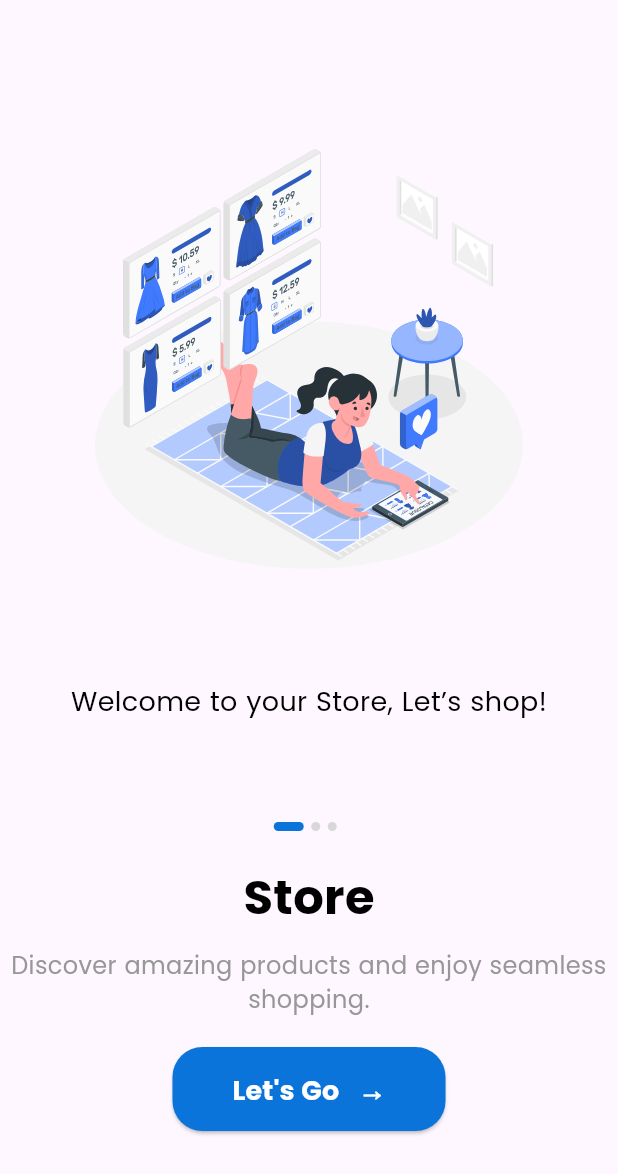
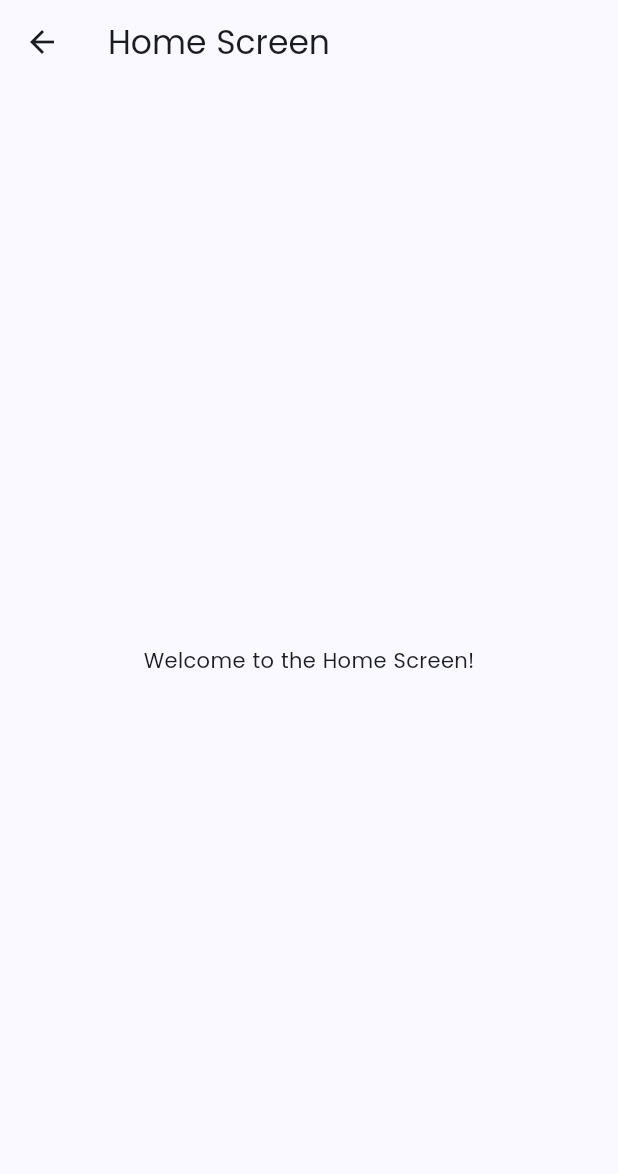
Before and after one commit to 920anish/store, a Flutter app: the screen it shows after launch, after a tap on an icon or button, on a phone screen of 412 x 824 dp. Shown: the top 1174 px of the screen. Run offline on Flutter 3.47's test engine with Material 3 defaults, Android fonts, the phone set to English and light mode, and no system bars; our stand-ins replace flutter_svg.

Commit message:
added routes

```diff
--- a/lib/main.dart
+++ b/lib/main.dart
@@ -1,5 +1,7 @@
 import 'package:flutter/material.dart';
-import 'package:store/screens/welcome/welcome_screen.dart';
+import 'package:store/k.dart';
+import 'routes.dart';
+
 
 void main() {
   runApp(const MyApp());
@@ -8,18 +10,18 @@ void main() {
 class MyApp extends StatelessWidget {
   const MyApp({super.key});
 
-  // This widget is the root of your application.
   @override
   Widget build(BuildContext context) {
     return MaterialApp(
-     debugShowCheckedModeBanner: false,
+      debugShowCheckedModeBanner: false,
       title: 'Store',
       theme: ThemeData(
         fontFamily: 'Poppins',
-        colorScheme: ColorScheme.fromSeed(seedColor: Colors.deepPurple),
+        colorScheme: ColorScheme.fromSeed(seedColor: kPrimaryLightColor),
         useMaterial3: true,
       ),
-      home: const WelcomeScreen(),
+      initialRoute: AppRoutes.welcome,
+      onGenerateRoute: AppRoutes.generateRoute,
     );
   }
 }
--- /dev/null
+++ b/lib/routes.dart
@@ -0,0 +1,20 @@
+// lib/routes.dart
+import 'package:flutter/material.dart';
+import 'screens/welcome/welcome_screen.dart';
+import 'screens/home/home_screen.dart';
+
+class AppRoutes {
+  static const String welcome = '/';
+  static const String home = '/home';
+
+  static Route<dynamic> generateRoute(RouteSettings settings) {
+    switch (settings.name) {
+      case welcome:
+        return MaterialPageRoute(builder: (_) => const WelcomeScreen());
+      case home:
+        return MaterialPageRoute(builder: (_) => const HomeScreen());
+      default:
+        return MaterialPageRoute(builder: (_) => const WelcomeScreen());
+    }
+  }
+}
--- /dev/null
+++ b/lib/screens/home/home_screen.dart
@@ -0,0 +1,17 @@
+import 'package:flutter/material.dart';
+
+class HomeScreen extends StatelessWidget {
+  const HomeScreen({super.key});
+
+  @override
+  Widget build(BuildContext context) {
+    return Scaffold(
+      appBar: AppBar(
+        title: const Text('Home Screen'),
+      ),
+      body: const Center(
+        child: Text('Welcome to the Home Screen!'),
+      ),
+    );
+  }
+}
--- a/lib/screens/welcome/welcome_screen.dart
+++ b/lib/screens/welcome/welcome_screen.dart
@@ -1,5 +1,6 @@
 import 'package:flutter/material.dart';
 import 'package:store/k.dart';
+import '../../routes.dart';
 import 'welcome_content.dart';
 
 class WelcomeScreen extends StatefulWidget {
@@ -71,7 +72,7 @@ class _WelcomeScreenState extends State<WelcomeScreen> {
               const SizedBox(height: 20),
               ElevatedButton(
                 onPressed: () {
-                  // Implement navigation to the next screen
+                  Navigator.pushNamed(context, AppRoutes.home);
                 },
                 style: ElevatedButton.styleFrom(
                   backgroundColor: kPrimaryColor,
```
